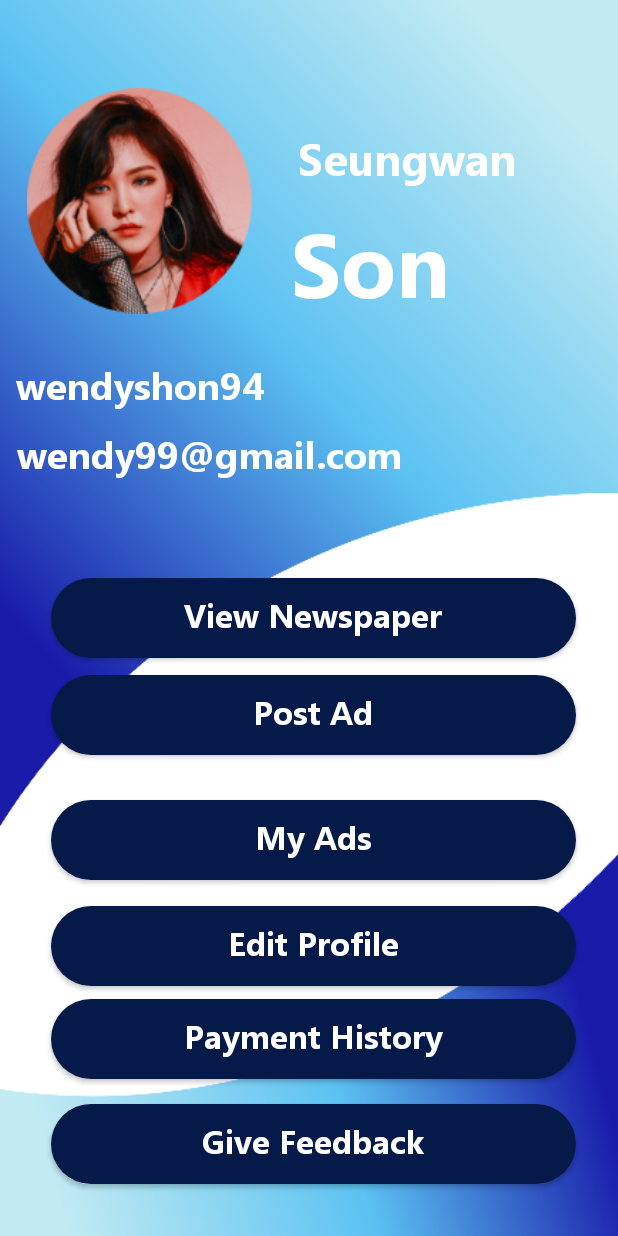
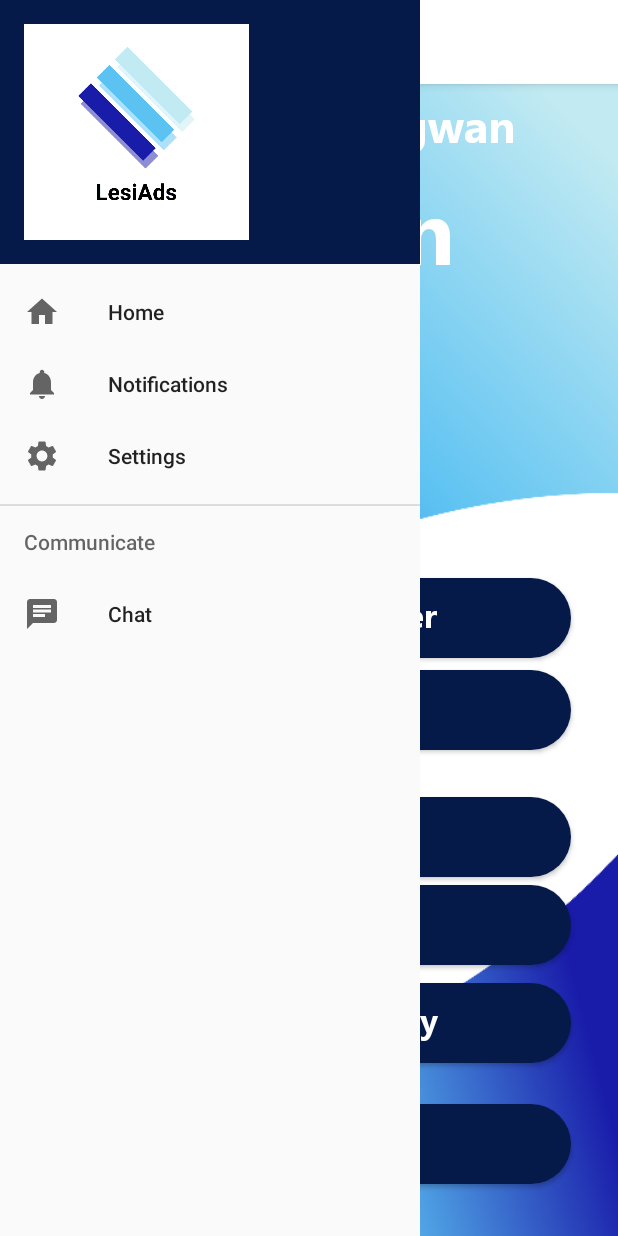
Before and after one commit to MalishaFdo/LesiAds, an Android app: the profile screen opened directly, with no data from a screen before it, on a phone screen of 412 x 824 dp. Run offline under Robolectric (Android 15) with nearby library versions, the phone set to English and light mode, and no system bars.

Commit message:
Navigation Drawer

```diff
--- a/app/src/main/java/com/example/lesiadspro/profile.java
+++ b/app/src/main/java/com/example/lesiadspro/profile.java
@@ -1,6 +1,8 @@
 package com.example.lesiadspro;
 
 import androidx.appcompat.app.AppCompatActivity;
+import androidx.appcompat.widget.Toolbar;
+import androidx.drawerlayout.widget.DrawerLayout;
 
 import android.content.Intent;
 import android.os.Bundle;
@@ -9,6 +11,8 @@ import android.widget.Button;
 
 public class profile extends AppCompatActivity {
 
+    private DrawerLayout drawer;
+
     Button editprofile;
     Button feedback;
 
@@ -16,6 +20,13 @@ public class profile extends AppCompatActivity {
     protected void onCreate(Bundle savedInstanceState) {
         super.onCreate(savedInstanceState);
         setContentView(R.layout.activity_profile);
+
+        Toolbar toolbar = findViewById(R.id.toolbar);
+        setSupportActionBar(toolbar);
+
+        drawer = findViewById(R.id.drawer_layout);
+
+
 
         editprofile = findViewById(R.id.button7);
         editprofile.setOnClickListener(new View.OnClickListener() {
--- a/app/src/main/res/layout/activity_profile.xml
+++ b/app/src/main/res/layout/activity_profile.xml
@@ -4,6 +4,8 @@
     xmlns:tools="http://schemas.android.com/tools"
     android:layout_width="match_parent"
     android:layout_height="match_parent"
+    android:fitsSystemWindows="true"
+    tools:openDrawer="start"
     tools:context=".profile"
     android:background="@drawable/background">
 
@@ -11,9 +13,10 @@
         android:id="@+id/imageView"
         android:layout_width="150dp"
         android:layout_height="200dp"
-        android:layout_marginEnd="244dp"
         app:layout_constraintBottom_toBottomOf="parent"
         app:layout_constraintEnd_toEndOf="parent"
+        app:layout_constraintHorizontal_bias="0.061"
+        app:layout_constraintStart_toStartOf="parent"
         app:layout_constraintTop_toTopOf="parent"
         app:layout_constraintVertical_bias="0.054"
         app:srcCompat="@drawable/wendy" />
@@ -22,21 +25,21 @@
         android:id="@+id/textView11"
         android:layout_width="wrap_content"
         android:layout_height="wrap_content"
-        android:layout_marginEnd="68dp"
         android:fontFamily="@font/ebrimabd"
         android:text="@string/seungwan"
         android:textColor="@color/white"
         android:textSize="30sp"
         app:layout_constraintBottom_toBottomOf="parent"
         app:layout_constraintEnd_toEndOf="parent"
+        app:layout_constraintHorizontal_bias="0.742"
+        app:layout_constraintStart_toStartOf="parent"
         app:layout_constraintTop_toTopOf="parent"
-        app:layout_constraintVertical_bias="0.108" />
+        app:layout_constraintVertical_bias="0.08" />
 
     <TextView
         android:id="@+id/textView12"
         android:layout_width="wrap_content"
         android:layout_height="wrap_content"
-        android:layout_marginEnd="112dp"
         android:layout_marginBottom="500dp"
         android:fontFamily="@font/ebrimabd"
         android:text="@string/son"
@@ -44,6 +47,8 @@
         android:textSize="60sp"
         app:layout_constraintBottom_toBottomOf="parent"
         app:layout_constraintEnd_toEndOf="parent"
+        app:layout_constraintHorizontal_bias="0.644"
+        app:layout_constraintStart_toStartOf="parent"
         app:layout_constraintTop_toBottomOf="@+id/textView11"
         app:layout_constraintVertical_bias="0.0" />
 
@@ -51,13 +56,14 @@
         android:id="@+id/textView13"
         android:layout_width="wrap_content"
         android:layout_height="wrap_content"
-        android:layout_marginEnd="236dp"
         android:fontFamily="@font/ebrimabd"
         android:text="@string/wendyshon94"
         android:textColor="@color/white"
         android:textSize="25sp"
         app:layout_constraintBottom_toBottomOf="parent"
         app:layout_constraintEnd_toEndOf="parent"
+        app:layout_constraintHorizontal_bias="0.032"
+        app:layout_constraintStart_toStartOf="parent"
         app:layout_constraintTop_toTopOf="parent"
         app:layout_constraintVertical_bias="0.305" />
 
@@ -65,21 +71,21 @@
         android:id="@+id/textView14"
         android:layout_width="wrap_content"
         android:layout_height="wrap_content"
-        android:layout_marginEnd="144dp"
         android:fontFamily="@font/ebrimabd"
         android:text="@string/wendy99_gmail_com"
         android:textColor="@color/white"
         android:textSize="25sp"
         app:layout_constraintBottom_toBottomOf="parent"
         app:layout_constraintEnd_toEndOf="parent"
+        app:layout_constraintHorizontal_bias="0.051"
+        app:layout_constraintStart_toStartOf="parent"
         app:layout_constraintTop_toTopOf="parent"
-        app:layout_constraintVertical_bias="0.363" />
+        app:layout_constraintVertical_bias="0.364" />
 
     <Button
         android:id="@+id/button4"
         android:layout_width="350dp"
         android:layout_height="53dp"
-        android:layout_marginEnd="28dp"
         android:background="@drawable/button"
         android:backgroundTint="@color/darkblue"
         android:fontFamily="@font/ebrimabd"
@@ -89,6 +95,8 @@
         android:textSize="22sp"
         app:layout_constraintBottom_toBottomOf="parent"
         app:layout_constraintEnd_toEndOf="parent"
+        app:layout_constraintHorizontal_bias="0.491"
+        app:layout_constraintStart_toStartOf="parent"
         app:layout_constraintTop_toTopOf="parent"
         tools:ignore="MissingConstraints" />
 
@@ -97,7 +105,6 @@
         android:layout_width="350dp"
         android:layout_height="53dp"
         android:layout_marginTop="8dp"
-        android:layout_marginEnd="28dp"
         android:background="@drawable/button"
         android:backgroundTint="@color/darkblue"
         android:fontFamily="@font/ebrimabd"
@@ -107,15 +114,16 @@
         android:textSize="22sp"
         app:layout_constraintBottom_toBottomOf="parent"
         app:layout_constraintEnd_toEndOf="parent"
+        app:layout_constraintHorizontal_bias="0.491"
+        app:layout_constraintStart_toStartOf="parent"
         app:layout_constraintTop_toBottomOf="@+id/button4"
-        app:layout_constraintVertical_bias="0.01"
+        app:layout_constraintVertical_bias="0.0"
         tools:ignore="MissingConstraints" />
 
     <Button
         android:id="@+id/button6"
         android:layout_width="350dp"
         android:layout_height="53dp"
-        android:layout_marginEnd="28dp"
         android:layout_marginBottom="208dp"
         android:background="@drawable/button"
         android:backgroundTint="@color/darkblue"
@@ -126,6 +134,8 @@
         android:textSize="22sp"
         app:layout_constraintBottom_toBottomOf="parent"
         app:layout_constraintEnd_toEndOf="parent"
+        app:layout_constraintHorizontal_bias="0.491"
+        app:layout_constraintStart_toStartOf="parent"
         app:layout_constraintTop_toBottomOf="@+id/button5"
         tools:ignore="MissingConstraints" />
 
@@ -133,7 +143,6 @@
         android:id="@+id/button7"
         android:layout_width="350dp"
         android:layout_height="53dp"
-        android:layout_marginEnd="28dp"
         android:layout_marginBottom="132dp"
         android:background="@drawable/button"
         android:backgroundTint="@color/darkblue"
@@ -144,15 +153,16 @@
         android:textSize="22sp"
         app:layout_constraintBottom_toBottomOf="@+id/button9"
         app:layout_constraintEnd_toEndOf="parent"
+        app:layout_constraintHorizontal_bias="0.491"
+        app:layout_constraintStart_toStartOf="parent"
         app:layout_constraintTop_toBottomOf="@+id/button6"
-        app:layout_constraintVertical_bias="1.0"
+        app:layout_constraintVertical_bias="0.29"
         tools:ignore="MissingConstraints" />
 
     <Button
         android:id="@+id/button8"
         android:layout_width="350dp"
         android:layout_height="53dp"
-        android:layout_marginEnd="28dp"
         android:background="@drawable/button"
         android:backgroundTint="@color/darkblue"
         android:fontFamily="@font/ebrimabd"
@@ -162,15 +172,16 @@
         android:textSize="22sp"
         app:layout_constraintBottom_toTopOf="@+id/button9"
         app:layout_constraintEnd_toEndOf="parent"
+        app:layout_constraintHorizontal_bias="0.491"
+        app:layout_constraintStart_toStartOf="parent"
         app:layout_constraintTop_toBottomOf="@+id/button7"
-        app:layout_constraintVertical_bias="0.346"
+        app:layout_constraintVertical_bias="0.306"
         tools:ignore="MissingConstraints" />
 
     <Button
         android:id="@+id/button9"
         android:layout_width="350dp"
         android:layout_height="53dp"
-        android:layout_marginEnd="28dp"
         android:background="@drawable/button"
         android:backgroundTint="@color/darkblue"
         android:fontFamily="@font/ebrimabd"
@@ -180,7 +191,40 @@
         android:textSize="22sp"
         app:layout_constraintBottom_toBottomOf="parent"
         app:layout_constraintEnd_toEndOf="parent"
+        app:layout_constraintHorizontal_bias="0.491"
+        app:layout_constraintStart_toStartOf="parent"
         app:layout_constraintTop_toTopOf="parent"
         app:layout_constraintVertical_bias="0.955"
         tools:ignore="MissingConstraints" />
+
+
+    <LinearLayout
+        android:layout_width="match_parent"
+        android:layout_height="match_parent"
+        android:orientation="vertical">
+
+        <androidx.appcompat.widget.Toolbar
+            android:layout_width="match_parent"
+            android:layout_height="?attr/actionBarSize"
+            android:background="@color/white"
+            android:id="@+id/toolbar"
+            android:theme="@style/ThemeOverlay.AppCompat.Dark.ActionBar"
+            app:popupTheme="@style/ThemeOverlay.AppCompat.Light"
+            android:elevation="4dp"/>
+
+        <FrameLayout
+            android:layout_width="match_parent"
+            android:layout_height="match_parent"
+            android:id="@+id/fragment_container"/>
+
+    </LinearLayout>
+
+    <com.google.android.material.navigation.NavigationView
+        android:layout_width="wrap_content"
+        android:layout_height="match_parent"
+        android:id="@+id/nav_view"
+        app:headerLayout="@layout/nav_header"
+        app:menu="@menu/drawer_menu"
+        android:layout_gravity="start"
+        tools:ignore="MissingConstraints" />
 </androidx.constraintlayout.widget.ConstraintLayout>
--- a/app/src/main/res/values/strings.xml
+++ b/app/src/main/res/values/strings.xml
@@ -26,6 +26,12 @@
     <string name="submit">Submit</string>
     <string name="update">Update</string>
 
+    //menu navigation
+    <string name="app_name1">Navigation Drawer</string>
+
+    <string name="navigation_drawer_open">Open navigation drawer</string>
+    <string name="navigation_drawer_close">Close navigation drawer</string>
+
 
     //profile names
     <string name="adsubmission">Ad Submission</string>
```
Also changed, not shown: app/src/main/AndroidManifest.xml (+16 -10 lines), app/src/main/java/com/example/lesiadspro/sidebar.java (added, +16 -0 lines), app/src/main/res/layout/activity_sidebar.xml (added, +44 -0 lines).
